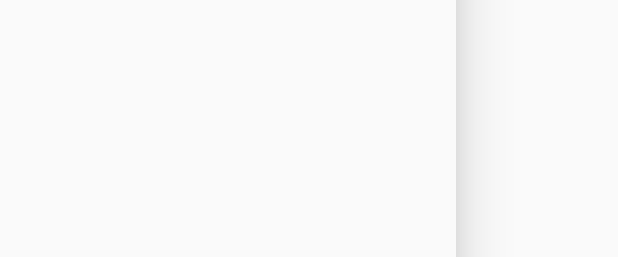
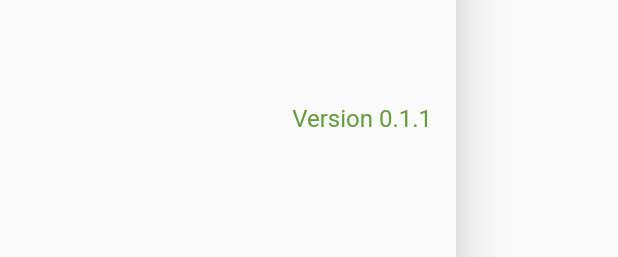
Before and after one commit to alkhudra/companiesApp, a Flutter app: what drawerDesign() shows on an empty page, opened directly, on a phone screen of 412 x 824 dp. Shown: the part 976-1233 px from the top of the screen. Run offline on Flutter 3.47's test engine with Material 2 defaults, Android fonts, the phone set to English and light mode, and no system bars; our stand-ins replace carousel_slider, dio, easy_localization, font_awesome_flutter, geocoding, geolocator and 4 more; accounts and stored records are empty; generated files the repository leaves out were written again.

Commit message:
Drawer space fix and version

```diff
--- a/lib/designs/drawar_design.dart
+++ b/lib/designs/drawar_design.dart
@@ -267,6 +267,21 @@ Drawer drawerDesign(context) {
             moveToNewStack(context , loginRoute);
           },
         ),
+        ListTile(
+          title: SizedBox(height: MediaQuery.of(context).size.height*0.01,),
+        ),
+        ListTile(
+          title: Row(
+            mainAxisAlignment: MainAxisAlignment.end,
+            children: [
+              Text('Version 0.1.1',
+              style: TextStyle(
+                color: CustomColors().primaryGreenColor,
+                fontWeight: FontWeight.w400,
+              ),),
+            ],
+          ),
+        ),
       ],
     ),
   );
```
